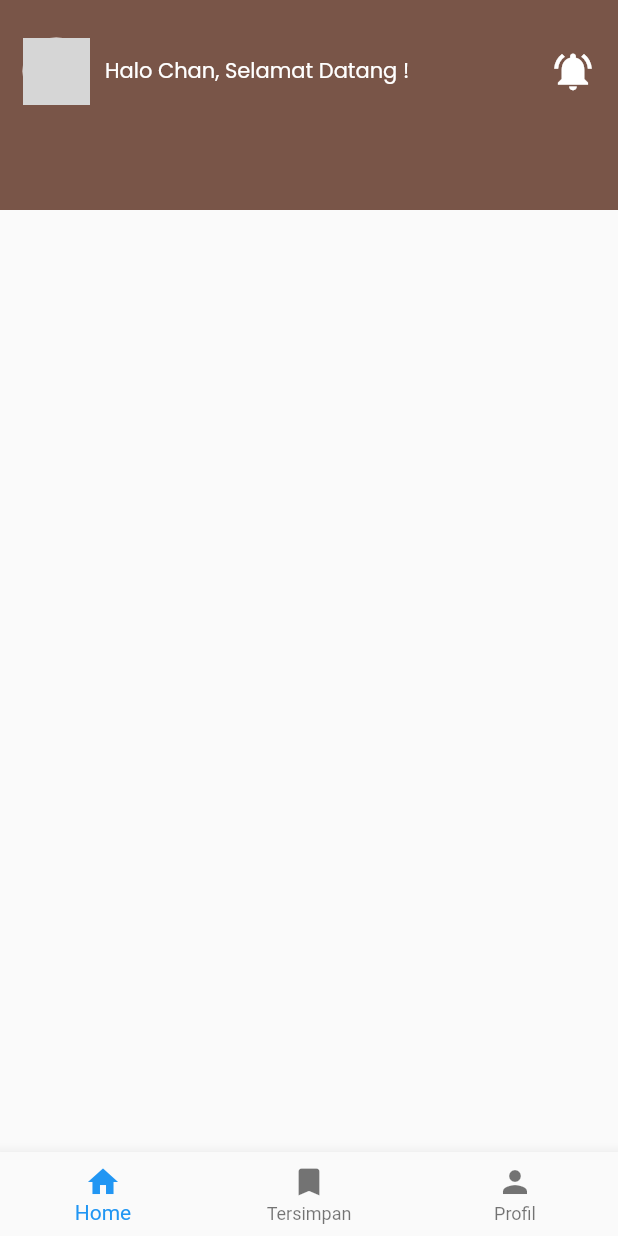
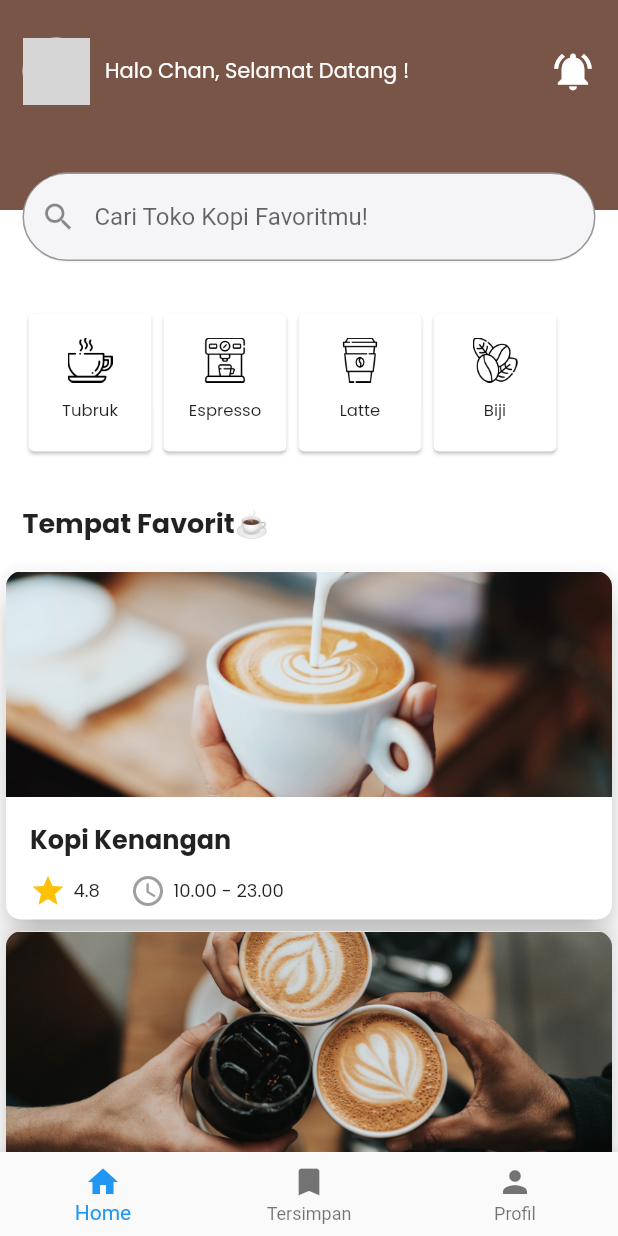
Before and after one commit to uxchandra/ui_coffe_shop, a Flutter app: the screen it shows after launch, on a phone screen of 412 x 824 dp. Run offline on Flutter 3.47's test engine with Material 2 defaults, Android fonts, the phone set to English and light mode, and no system bars; our stand-ins replace google_fonts; network calls fail; grey boxes are pictures that could not be loaded.

Commit message:
new file:   assets/biji.png 	new file:   assets/coffee_1.jpg 	new file:   assets/coffee_2.jpg 	new file:   assets/coffee_3.jpg 	new file:   assets/cup.png 	new file:   assets/mesin.png 	new file:   assets/tubruk.png 	modified:   lib/home_page.dart 	new file:   lib/widget/category.dart 	new file:   lib/widget/coffee_shop.dart

```diff
--- a/lib/home_page.dart
+++ b/lib/home_page.dart
@@ -1,3 +1,5 @@
+import 'package:coffee_shop/widget/category.dart';
+import 'package:coffee_shop/widget/coffee_shop.dart';
 import 'package:flutter/material.dart';
 import 'package:google_fonts/google_fonts.dart';
 
@@ -7,14 +9,16 @@ class HomePage extends StatelessWidget {
   @override
   Widget build(BuildContext context) {
     return Scaffold(
+      backgroundColor: Colors.white,
       bottomNavigationBar: BottomNavigationBar(items: [
         BottomNavigationBarItem(icon: Icon(Icons.home), label: "Home"),
-          BottomNavigationBarItem(
-              icon: Icon(Icons.bookmark), label: "Tersimpan"),
+        BottomNavigationBarItem(icon: Icon(Icons.bookmark), label: "Tersimpan"),
         BottomNavigationBarItem(icon: Icon(Icons.person), label: "Profil"),
       ]),
-        body: SafeArea(
+      body: SingleChildScrollView(
+        child: SafeArea(
           child: Column(
+            crossAxisAlignment: CrossAxisAlignment.start,
             children: [
               Stack(
                 children: [
@@ -71,12 +75,81 @@ class HomePage extends StatelessWidget {
                             )
                           ],
                         ),
-                    )
+                      ),
+                      SizedBox(
+                        height: 15,
+                      ),
+                      Padding(
+                        padding: const EdgeInsets.all(15),
+                        child: Container(
+                          height: 60,
+                          width: double.infinity,
+                          decoration: BoxDecoration(
+                            color: Color(0xFFF5F5F7),
+                            borderRadius: BorderRadius.circular(30),
+                          ),
+                          child: TextField(
+                            cursorHeight: 20,
+                            autofocus: false,
+                            decoration: InputDecoration(
+                              hintText: "Cari Toko Kopi Favoritmu!",
+                              prefixIcon: Icon(Icons.search),
+                              border: OutlineInputBorder(
+                                borderSide:
+                                    BorderSide(color: Colors.grey, width: 2),
+                                borderRadius: BorderRadius.circular(30),
+                              ),
+                            ),
+                          ),
+                        ),
+                      ),
                     ],
                   ),
                 ],
-            )
+              ),
+              Padding(
+                padding: const EdgeInsets.all(15),
+                child: Row(
+                  children: [
+                    Category(imagePath: "assets/tubruk.png", title: "Tubruk"),
+                    Category(imagePath: "assets/mesin.png", title: "Espresso"),
+                    Category(imagePath: "assets/cup.png", title: "Latte"),
+                    Category(imagePath: "assets/biji.png", title: "Biji"),
                   ],
-        )));
+                ),
+              ),
+              Padding(
+                padding: const EdgeInsets.all(15),
+                child: Text(
+                  "Tempat Favorit☕️",
+                  style: GoogleFonts.poppins(
+                    fontSize: 18,
+                    fontWeight: FontWeight.bold,
+                  ),
+                ),
+              ),
+              CoffeShop(
+                imagePath: "assets/coffee_1.jpg",
+                nameShop: "Kopi Kenangan",
+                rating: "4.8",
+                openTime: "10.00 - 23.00",
+              ),
+              CoffeShop(
+                imagePath: "assets/coffee_2.jpg",
+                nameShop: "Kopi Janji Jiwa",
+                rating: "4.6",
+                openTime: "09.00 - 22.00",
+              ),
+              CoffeShop(
+                imagePath: "assets/coffee_3.jpg",
+                nameShop: "Kopi Tuku",
+                rating: "4.5",
+                openTime: "09.30.00 - 21.00",
+              ),
+            ],
+          ),
+        ),
+      ),
+    );
   }
 }
--- /dev/null
+++ b/lib/widget/category.dart
@@ -0,0 +1,36 @@
+import 'package:flutter/material.dart';
+import 'package:google_fonts/google_fonts.dart';
+
+class Category extends StatelessWidget {
+  final String imagePath;
+  final String title;
+  const Category({super.key, required this.imagePath, required this.title});
+
+  @override
+  Widget build(BuildContext context) {
+    return Card(
+      child: Padding(
+        padding: const EdgeInsets.all(16.0),
+        child: Container(
+          width: 50,
+          height: 60,
+          child: Column(
+            children: [
+              Image.asset(
+                imagePath,
+                width: 30,
+              ),
+              SizedBox(
+                height: 10,
+              ),
+              Text(
+                title,
+                style: GoogleFonts.poppins(fontSize: 11),
+              )
+            ],
+          ),
+        ),
+      ),
+    );
+  }
+}
--- /dev/null
+++ b/lib/widget/coffee_shop.dart
@@ -0,0 +1,89 @@
+import 'package:flutter/material.dart';
+import 'package:google_fonts/google_fonts.dart';
+
+class CoffeShop extends StatelessWidget {
+  final String imagePath;
+  final String nameShop;
+  final String rating;
+  final String openTime;
+  const CoffeShop(
+      {Key? key,
+      required this.imagePath,
+      required this.nameShop,
+      required this.rating,
+      required this.openTime})
+      : super(key: key);
+
+  @override
+  Widget build(BuildContext context) {
+    return SizedBox(
+      width: double.infinity,
+      height: 240,
+      child: Stack(
+        children: [
+          Card(
+            clipBehavior: Clip.antiAliasWithSaveLayer,
+            shape:
+                RoundedRectangleBorder(borderRadius: BorderRadius.circular(10)),
+            elevation: 10,
+            child: Column(
+              children: [
+                SizedBox(
+                  width: double.infinity,
+                  height: 150,
+                  child: Image.asset(
+                    imagePath,
+                    fit: BoxFit.cover,
+                  ),
+                ),
+              ],
+            ),
+          ),
+          Positioned(
+            bottom: 0,
+            left: 10,
+            child: SizedBox(
+              height: 70,
+              child: Padding(
+                padding: const EdgeInsets.only(left: 10, right: 10),
+                child: Column(
+                  crossAxisAlignment: CrossAxisAlignment.start,
+                  children: [
+                    Text(
+                      nameShop,
+                      style: GoogleFonts.poppins(
+                          fontSize: 17, fontWeight: FontWeight.bold),
+                    ),
+                    SizedBox(
+                      height: 10,
+                    ),
+                    Row(
+                      children: [
+                        Icon(Icons.star, color: Colors.amber),
+                        SizedBox(
+                          width: 5,
+                        ),
+                        Text(rating, style: GoogleFonts.poppins(fontSize: 12)),
+                        SizedBox(
+                          width: 20,
+                        ),
+                        Icon(Icons.access_time, color: Colors.grey),
+                        SizedBox(
+                          width: 5,
+                        ),
+                        Text(
+                          openTime,
+                          style: GoogleFonts.poppins(fontSize: 12),
+                        ),
+                      ],
+                    )
+                  ],
+                ),
+              ),
+            ),
+          ),
+        ],
+      ),
+    );
+  }
+}
```
Also changed, not shown: assets/biji.png (added), assets/coffee_1.jpg (added), assets/coffee_2.jpg (added), assets/coffee_3.jpg (added), assets/cup.png (added), assets/mesin.png (added), assets/tubruk.png (added). Lines whose indentation alone changed are shown as unchanged.
